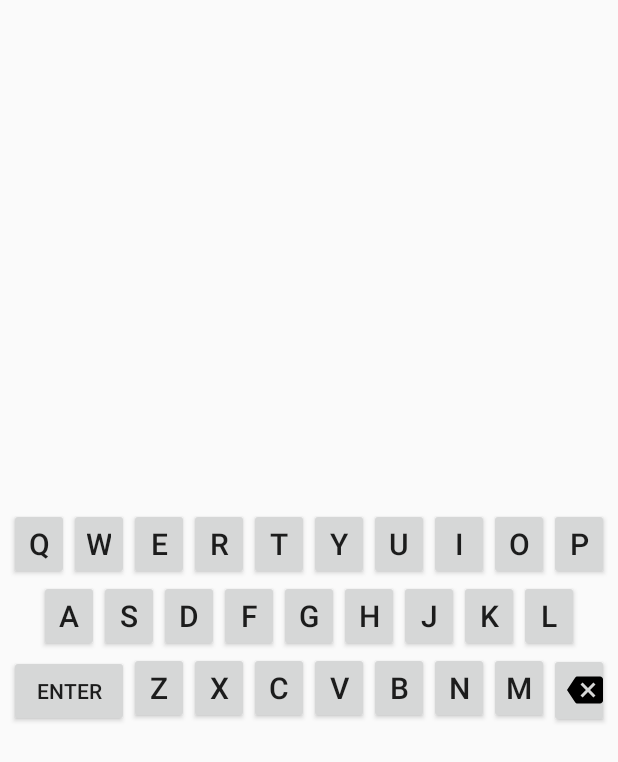
After one commit to TomasAranda/PokeWordle, an Android app: the fragment KeyboardFragment shown on its own in the app's theme, on a phone screen of 412 x 824 dp. The commit adds this screen. Shown: the top 762 px of the screen. Run offline under Robolectric (Android 15) with nearby library versions, the phone set to English and light mode, and no system bars; our stand-ins replace Room's generated code; 1 statement that could not run was skipped.

Commit message:
feat: add keyboard fragment

```diff
--- a/app/src/main/java/com/example/poke_wordle/GameFragment.kt
+++ b/app/src/main/java/com/example/poke_wordle/GameFragment.kt
@@ -61,16 +61,6 @@ class GameFragment : Fragment() {
         }
         wordleViewModel.currentGuess.observe(viewLifecycleOwner) {
             updateCurrentGuess(it)
-        }
-
-        binding.addLetter.setOnClickListener {
-            wordleViewModel.addLetter('b')
-        }
-        binding.removeLetter.setOnClickListener {
-            wordleViewModel.removeLastLetter()
-        }
-        binding.enter.setOnClickListener {
-            wordleViewModel.addGuess()
         }
 
         val levelsArray = resources.getStringArray(R.array.levels)
--- /dev/null
+++ b/app/src/main/java/com/example/poke_wordle/KeyboardFragment.kt
@@ -0,0 +1,67 @@
+package com.example.poke_wordle
+
+import android.os.Bundle
+import androidx.fragment.app.Fragment
+import android.view.LayoutInflater
+import android.view.View
+import android.view.ViewGroup
+import android.widget.Button
+import androidx.core.view.forEach
+import com.example.poke_wordle.databinding.FragmentKeyboardBinding
+import com.example.poke_wordle.db.AppDatabase
+import com.example.poke_wordle.network.PokemonService
+import com.example.poke_wordle.repository.PokeWordlePlayRepository
+import com.example.poke_wordle.repository.PokemonRepository
+import com.example.poke_wordle.viewmodel.PokeWordleViewModel
+
+class KeyboardFragment() : Fragment() {
+    private lateinit var binding: FragmentKeyboardBinding
+    private lateinit var wordleViewModel: PokeWordleViewModel
+
+    override fun onCreate(savedInstanceState: Bundle?) {
+        super.onCreate(savedInstanceState)
+
+        val db = AppDatabase.getInstance(requireContext())
+        val pokemonDao = db.pokemonDao()
+        val pokeWordlePlayDao = db.pokeWordlePlayDao()
+        val service = PokemonService.create()
+        val pokemonRepository = PokemonRepository(service, pokemonDao)
+        val pokeWordlePlayRepository = PokeWordlePlayRepository(pokeWordlePlayDao)
+        wordleViewModel = PokeWordleViewModel(pokemonRepository, pokeWordlePlayRepository)
+    }
+
+    override fun onCreateView(
+        inflater: LayoutInflater, container: ViewGroup?,
+        savedInstanceState: Bundle?
+    ): View {
+        binding = FragmentKeyboardBinding.inflate(inflater)
+
+        binding.firstRow.forEach {
+            it.setOnClickListener { button ->
+                wordleViewModel.addLetter((button as Button).text.single())
+            }
+        }
+        binding.secondRow.forEach {
+            it.setOnClickListener { button ->
+                wordleViewModel.addLetter((button as Button).text.single())
+            }
+        }
+        binding.thirdRow.forEach {
+            it.setOnClickListener { button ->
+                if ((button as Button).text.length == 1)
+                wordleViewModel.addLetter(button.text.single())
+            }
+        }
+
+        binding.backspace.setOnClickListener {
+            wordleViewModel.removeLastLetter()
+        }
+        binding.enter.setOnClickListener {
+            wordleViewModel.addGuess()
+        }
+
+
+        return binding.root
+    }
+
+}
--- /dev/null
+++ b/app/src/main/res/drawable/ic_baseline_backspace_24.xml
@@ -0,0 +1,5 @@
+<vector android:autoMirrored="true" android:height="24dp"
+    android:tint="#000000" android:viewportHeight="24"
+    android:viewportWidth="24" android:width="24dp" xmlns:android="http://schemas.android.com/apk/res/android">
+    <path android:fillColor="@android:color/white" android:pathData="M22,3L7,3c-0.69,0 -1.23,0.35 -1.59,0.88L0,12l5.41,8.11c0.36,0.53 0.9,0.89 1.59,0.89h15c1.1,0 2,-0.9 2,-2L24,5c0,-1.1 -0.9,-2 -2,-2zM19,15.59L17.59,17 14,13.41 10.41,17 9,15.59 12.59,12 9,8.41 10.41,7 14,10.59 17.59,7 19,8.41 15.41,12 19,15.59z"/>
+</vector>
--- a/app/src/main/res/layout/fragment_game.xml
+++ b/app/src/main/res/layout/fragment_game.xml
@@ -24,16 +24,6 @@
         android:layout_height="50dp"
         android:orientation="horizontal"
         android:gravity="center">
-        <!--<TextView
-            android:gravity="center"
-            android:layout_width="40dp"
-            android:layout_height="50dp"
-            android:textSize="30sp"
-            tools:text="P"
-            android:textColor="@color/black"
-            android:textStyle="bold"
-            android:padding="5dp"
-            android:background="#FAFAFA"/>-->
     </LinearLayout>
     <LinearLayout
         android:id="@+id/wordle_row_2"
@@ -74,34 +64,10 @@
         android:fontFamily="@font/pokemon_solid"
         android:text="@string/show_hint" />
 
-    <TextView
-        android:id="@+id/add_letter"
+    <androidx.fragment.app.FragmentContainerView
+        android:name="com.example.poke_wordle.KeyboardFragment"
+        android:id="@+id/keyboard"
         android:layout_width="match_parent"
-        android:layout_height="50dp"
-        android:textSize="30sp"
-        android:textAlignment="center"
-        android:gravity="center"
-        android:text="ADD LETTER"
-        android:background="@color/teal_700"/>
-
-    <TextView
-        android:id="@+id/remove_letter"
-        android:layout_width="match_parent"
-        android:layout_height="50dp"
-        android:textSize="30sp"
-        android:textAlignment="center"
-        android:gravity="center"
-        android:text="REMOVE LETTER"
-        android:background="@color/teal_700"/>
-
-    <TextView
-        android:id="@+id/enter"
-        android:layout_width="match_parent"
-        android:layout_height="match_parent"
-        android:textSize="40sp"
-        android:textAlignment="center"
-        android:gravity="center"
-        android:text="ENTER"
-        android:background="@color/teal_700"/>
+        android:layout_height="match_parent"/>
 
 </LinearLayout>
--- /dev/null
+++ b/app/src/main/res/layout/fragment_keyboard.xml
@@ -0,0 +1,200 @@
+<?xml version="1.0" encoding="utf-8"?>
+<LinearLayout xmlns:android="http://schemas.android.com/apk/res/android"
+    xmlns:tools="http://schemas.android.com/tools"
+    android:layout_width="match_parent"
+    android:layout_height="wrap_content"
+    android:orientation="vertical"
+    android:gravity="center"
+    tools:context=".KeyboardFragment">
+
+    <LinearLayout
+        android:id="@+id/firstRow"
+        android:layout_width="match_parent"
+        android:layout_height="wrap_content"
+        android:orientation="horizontal"
+        android:gravity="center_horizontal">
+        <Button
+            android:id="@+id/q"
+            android:layout_width="40dp"
+            android:layout_height="wrap_content"
+            android:textSize="20sp"
+            android:text="Q"/>
+        <Button
+            android:id="@+id/w"
+            android:layout_width="40dp"
+            android:layout_height="wrap_content"
+            android:textSize="20sp"
+            android:text="W"/>
+        <Button
+            android:id="@+id/e"
+            android:layout_width="40dp"
+            android:layout_height="wrap_content"
+            android:textSize="20sp"
+            android:text="E"/>
+        <Button
+            android:id="@+id/r"
+            android:layout_width="40dp"
+            android:layout_height="wrap_content"
+            android:textSize="20sp"
+            android:text="R"/>
+        <Button
+            android:id="@+id/t"
+            android:layout_width="40dp"
+            android:layout_height="wrap_content"
+            android:textSize="20sp"
+            android:text="T"/>
+        <Button
+            android:id="@+id/y"
+            android:layout_width="40dp"
+            android:layout_height="wrap_content"
+            android:textSize="20sp"
+            android:text="Y"/>
+        <Button
+            android:id="@+id/u"
+            android:layout_width="40dp"
+            android:layout_height="wrap_content"
+            android:textSize="20sp"
+            android:text="U"/>
+        <Button
+            android:id="@+id/i"
+            android:layout_width="40dp"
+            android:layout_height="wrap_content"
+            android:textSize="20sp"
+            android:text="I"/>
+        <Button
+            android:id="@+id/o"
+            android:layout_width="40dp"
+            android:layout_height="wrap_content"
+            android:textSize="20sp"
+            android:text="O"/>
+        <Button
+            android:id="@+id/p"
+            android:layout_width="40dp"
+            android:layout_height="wrap_content"
+            android:textSize="20sp"
+            android:text="P"/>
+    </LinearLayout>
+
+    <LinearLayout
+        android:id="@+id/secondRow"
+        android:layout_width="match_parent"
+        android:layout_height="wrap_content"
+        android:orientation="horizontal"
+        android:gravity="center_horizontal">
+        <Button
+            android:id="@+id/a"
+            android:layout_width="40dp"
+            android:layout_height="wrap_content"
+            android:textSize="20sp"
+            android:text="A"/>
+        <Button
+            android:id="@+id/s"
+            android:layout_width="40dp"
+            android:layout_height="wrap_content"
+            android:textSize="20sp"
+            android:text="S"/>
+        <Button
+            android:id="@+id/d"
+            android:layout_width="40dp"
+            android:layout_height="wrap_content"
+            android:textSize="20sp"
+            android:text="D"/>
+        <Button
+            android:id="@+id/f"
+            android:layout_width="40dp"
+            android:layout_height="wrap_content"
+            android:textSize="20sp"
+            android:text="F"/>
+        <Button
+            android:id="@+id/g"
+            android:layout_width="40dp"
+            android:layout_height="wrap_content"
+            android:textSize="20sp"
+            android:text="G"/>
+        <Button
+            android:id="@+id/h"
+            android:layout_width="40dp"
+            android:layout_height="wrap_content"
+            android:textSize="20sp"
+            android:text="H"/>
+        <Button
+            android:id="@+id/j"
+            android:layout_width="40dp"
+            android:layout_height="wrap_content"
+            android:textSize="20sp"
+            android:text="J"/>
+        <Button
+            android:id="@+id/k"
+            android:layout_width="40dp"
+            android:layout_height="wrap_content"
+            android:textSize="20sp"
+            android:text="K"/>
+        <Button
+            android:id="@+id/l"
+            android:layout_width="40dp"
+            android:layout_height="wrap_content"
+            android:textSize="20sp"
+            android:text="L"/>
+    </LinearLayout>
+
+    <LinearLayout
+        android:id="@+id/thirdRow"
+        android:layout_width="match_parent"
+        android:layout_height="wrap_content"
+        android:orientation="horizontal"
+        android:gravity="center_horizontal">
+        <Button
+            android:id="@+id/enter"
+            android:layout_width="80dp"
+            android:layout_height="wrap_content"
+            android:text="ENTER" />
+        <Button
+            android:id="@+id/z"
+            android:layout_width="40dp"
+            android:layout_height="wrap_content"
+            android:textSize="20sp"
+            android:text="Z"/>
+        <Button
+            android:id="@+id/x"
+            android:layout_width="40dp"
+            android:layout_height="wrap_content"
+            android:textSize="20sp"
+            android:text="X" />
+        <Button
+            android:id="@+id/c"
+            android:layout_width="40dp"
+            android:layout_height="wrap_content"
+            android:textSize="20sp"
+            android:text="C"/>
+        <Button
+            android:id="@+id/v"
+            android:layout_width="40dp"
+            android:layout_height="wrap_content"
+            android:textSize="20sp"
+            android:text="V"/>
+        <Button
+            android:id="@+id/b"
+            android:layout_width="40dp"
+            android:layout_height="wrap_content"
+            android:textSize="20sp"
+            android:text="B"/>
+        <Button
+            android:id="@+id/n"
+            android:layout_width="40dp"
+            android:layout_height="wrap_content"
+            android:textSize="20sp"
+            android:text="N"/>
+        <Button
+            android:id="@+id/m"
+            android:layout_width="40dp"
+            android:layout_height="wrap_content"
+            android:textSize="20sp"
+            android:text="M"/>
+        <Button
+            android:id="@+id/backspace"
+            android:layout_width="40dp"
+            android:layout_height="50dp"
+            android:drawableStart="@drawable/ic_baseline_backspace_24" />
+    </LinearLayout>
+
+</LinearLayout>
```
